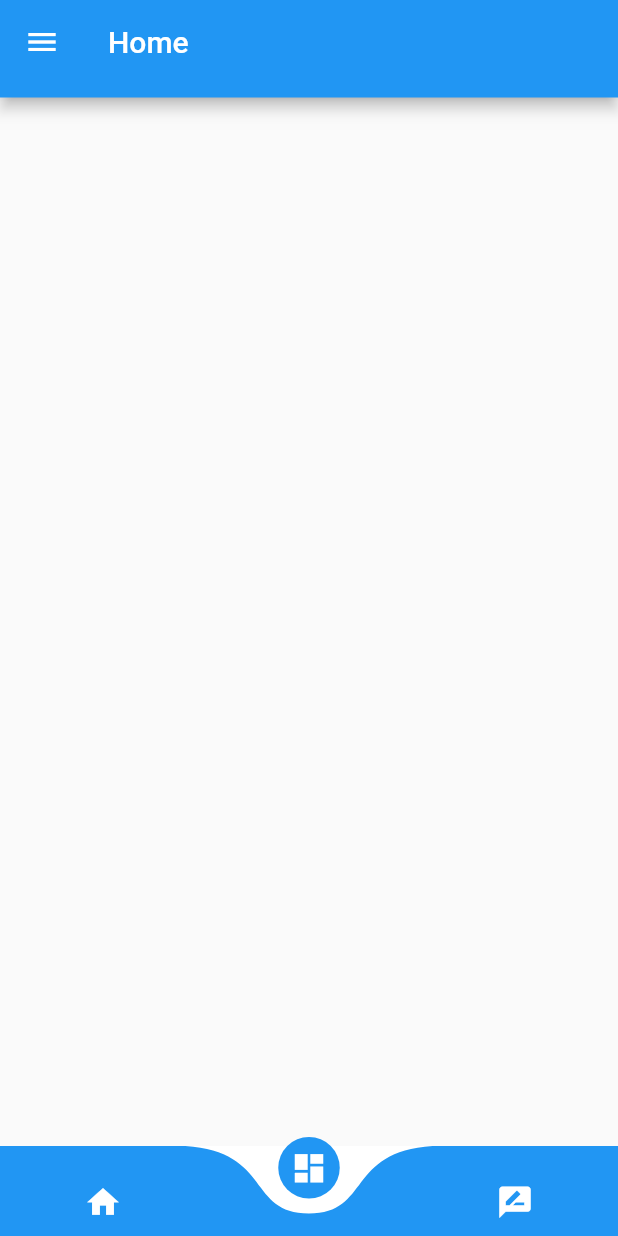
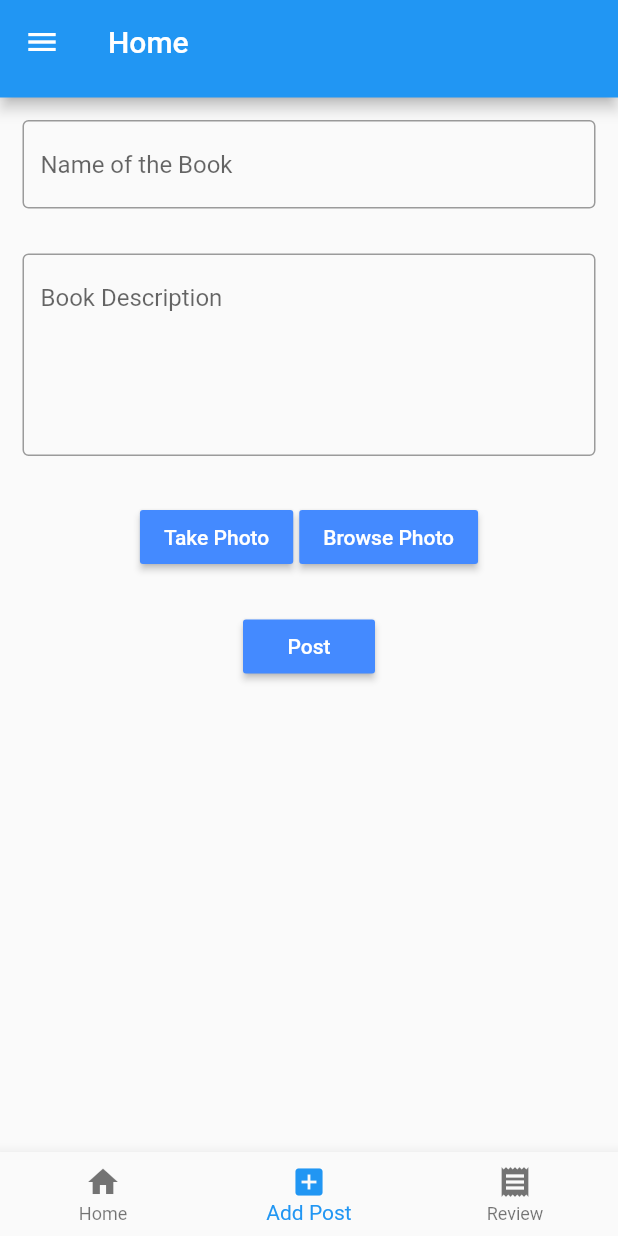
Before and after one commit to SurajChand001/BOOKCHAIN_MIDTERM, a Flutter app: the home screen opened directly, item 2 of the bottom bar chosen, on a phone screen of 412 x 824 dp. Run offline on Flutter 3.47's test engine with Material 2 defaults, Android fonts, the phone set to English and light mode, and no system bars; drawn by our look-alikes of curved_navigation_bar; our stand-ins replace firebase_auth, firebase_storage, image_picker; accounts and stored records are empty; network calls fail.

```diff
--- a/lib/loginsignup/signup.dart
+++ b/lib/loginsignup/signup.dart
@@ -173,7 +173,6 @@ class _signupState extends State<signup> {
              context,
              MaterialPageRoute (builder: (context) =>verified(_useremail)),
            );
-
       } catch (e) {
         setState(() {
           _error = e.message;
--- a/lib/main.dart
+++ b/lib/main.dart
@@ -33,5 +33,4 @@ class _myappState extends State<myapp> {
       home:login(),
     );
   }
-
 }
--- a/lib/pages/home.dart
+++ b/lib/pages/home.dart
@@ -1,8 +1,10 @@
 import 'package:bookchain/loginsignup/login.dart';
 import 'package:flutter/material.dart';
 import 'package:firebase_auth/firebase_auth.dart';
-import 'package:cloud_firestore/cloud_firestore.dart';
-import 'package:curved_navigation_bar/curved_navigation_bar.dart';
+import 'newsfeed.dart';
+import 'post.dart';
+import 'review.dart';
+// ignore: camel_case_types
 class home extends StatefulWidget {
   @override
   _homeState createState() => _homeState();
@@ -10,6 +12,31 @@ class home extends StatefulWidget {
 
 // ignore: camel_case_types
 class _homeState extends State<home> {
+
+
+  final List<Widget> pages = [
+    FirstPage(),
+    SecondPage(),
+    ThirdPage(),
+  ];
+  final PageStorageBucket bucket = PageStorageBucket();
+  int _selectedIndex = 0;
+
+
+  Widget _bottomNavigationBar(int selectedIndex) => BottomNavigationBar(
+    onTap: (int index) => setState(() => _selectedIndex = index),
+    currentIndex: selectedIndex,
+    items: const <BottomNavigationBarItem>[
+      BottomNavigationBarItem(
+          icon: Icon(Icons.home), title: Text('Home')),
+      BottomNavigationBarItem(
+          icon: Icon(Icons.add_box), title: Text('Add Post')),
+      BottomNavigationBarItem(
+        icon: Icon(Icons.receipt),title: Text("Review"),
+      )
+    ],
+  );
+
 
   @override
   Widget build(BuildContext context) {
@@ -65,18 +92,11 @@ class _homeState extends State<home> {
           ],
         ),
       ),
-      bottomNavigationBar: CurvedNavigationBar(
-        height: 60,
-       color: Colors.blue,
-        backgroundColor: Colors.white,
-        items: <Widget>[
-          Icon(Icons.home, size:25,color: Colors.white,),
-          Icon(Icons.dashboard, size: 25,color: Colors.white,),
-          Icon(Icons.rate_review, size: 25,color: Colors.white,),
-        ],
-        onTap: (index) {
-        },
+      body: PageStorage(
+        child: pages[_selectedIndex],
+        bucket: bucket,
       ),
+      bottomNavigationBar: _bottomNavigationBar(_selectedIndex),
     );
   }
   void signout() {
@@ -86,4 +106,6 @@ class _homeState extends State<home> {
       MaterialPageRoute(builder: (context) =>new login()),
     );
   }
+
+
 }
--- /dev/null
+++ b/lib/pages/post.dart
@@ -0,0 +1,134 @@
+import 'dart:io';
+import 'package:flutter/material.dart';
+import 'package:image_picker/image_picker.dart';
+import 'package:flutter/widgets.dart';
+import 'package:firebase_storage/firebase_storage.dart';
+class SecondPage extends StatefulWidget {
+  @override
+  _SecondPageState createState() => _SecondPageState();
+}
+
+class _SecondPageState extends State<SecondPage> {
+  File _image;
+  List<File> list ;
+  String bookName,description;
+
+
+  // ignore: non_constant_identifier_names
+  Future Upload() async {
+  StorageReference reference = await FirebaseStorage().ref().child(bookName.toString());
+   reference.putFile (_image);
+  }
+  Future getImage(bool isCamera) async {
+  File image;
+   if(isCamera)
+     {
+       image = await ImagePicker.pickImage(source: ImageSource.camera);
+     }
+   else
+       image = await ImagePicker.pickImage(source: ImageSource.gallery);
+
+    setState(() {
+      _image = image;
+    });
+  }
+  @override
+  Widget build(BuildContext context) {
+    return Scaffold(
+     body:SingleChildScrollView(
+        child:Center(
+       child: Column(
+         children: <Widget>[
+           Container(
+             padding: EdgeInsets.all(15.0),
+             child: TextFormField(
+               decoration: InputDecoration(
+                 border: OutlineInputBorder(),
+                 hintText: "Name of the Book",
+               ),
+               onSaved: (text){
+                 bookName = text;
+               },
+             ),
+           ),
+           Container(
+             padding: EdgeInsets.all(15.0),
+             child: TextField(
+               minLines: 5,
+               maxLines: 10,
+               decoration: InputDecoration(
+                 border: OutlineInputBorder(),
+                 hintText: "Book Description",
+               ),
+               onChanged: (text){
+                 description = text;
+               },
+             ),
+           ),
+           Row(
+             mainAxisAlignment: MainAxisAlignment.center,
+             children: <Widget>[
+              Container(
+                padding: EdgeInsets.only(top: 15,bottom: 15,right: 2),
+                child: RaisedButton(
+                  color: Colors.blueAccent,
+                  child: Text(
+                    "Take Photo",
+                    style: TextStyle(
+                      color: Colors.white,
+                    ),
+                  ),
+                  onPressed: (){
+                    getImage(true);
+                  },
+                ),
+              ),
+               Container(
+                 padding: EdgeInsets.only(top: 15,bottom: 15,left: 2),
+                 child: RaisedButton(
+                   color: Colors.blueAccent,
+                   child: Text(
+                     "Browse Photo",
+                     style: TextStyle(
+                       color: Colors.white,
+                     ),
+                   ),
+
+                   onPressed: (){
+                     getImage(false);
+                   },
+                 ),
+               ),
+
+             ],
+           ),
+
+          SizedBox(
+            height: 10,
+          ),
+          Container(
+            child: _image==null? Container():Image.file(_image,height: 300,width: 350,),
+          ),
+           Container(
+             child: RaisedButton(
+                 color: Colors.blueAccent,
+                 child: Text(
+                   "Post",
+                   style: TextStyle(
+                     color: Colors.white,
+                   ),
+                 ),
+                 onPressed: () {
+                   Upload ();
+
+                 }
+             ),
+           ),
+         ],
+       ),
+     ),
+    ),
+    );
+  }
+
+}
--- a/pubspec.yaml
+++ b/pubspec.yaml
@@ -23,7 +23,9 @@ dependencies:
   firebase_auth: ^0.15.4
   cloud_firestore: ^0.13.0+1
   curved_navigation_bar: ^0.3.2
-
+  firebase_storage: ^3.1.3
+  image_picker: ^0.6.3+4
+  image_cropper: ^1.2.1
   # The following adds the Cupertino Icons font to your application.
   # Use with the CupertinoIcons class for iOS style icons.
   cupertino_icons: ^0.1.2
```
Also changed, not shown: lib/pages/newsfeed.dart (added, +14 -0 lines), lib/pages/review.dart (added, +14 -0 lines), lib/Animation/loading.dart (deleted), pubspec.lock.
